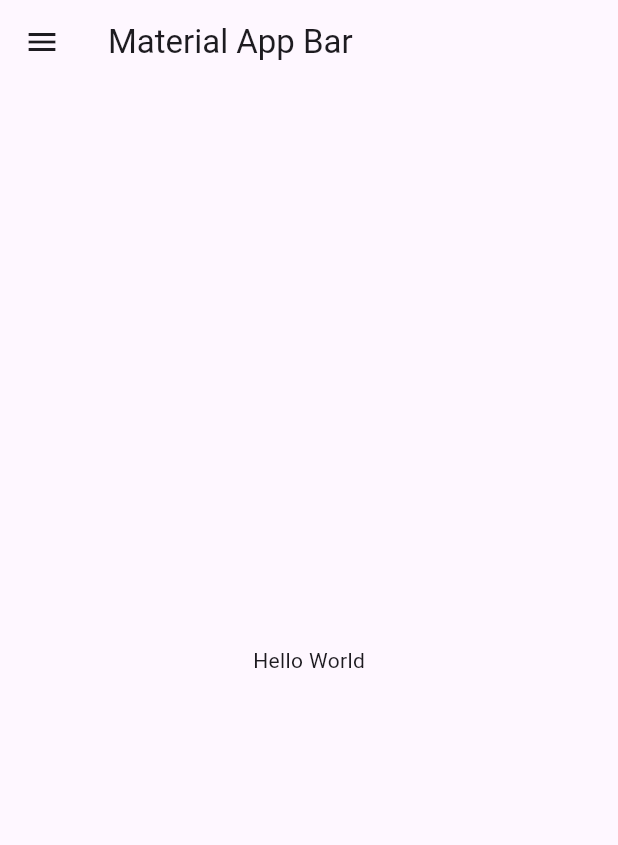
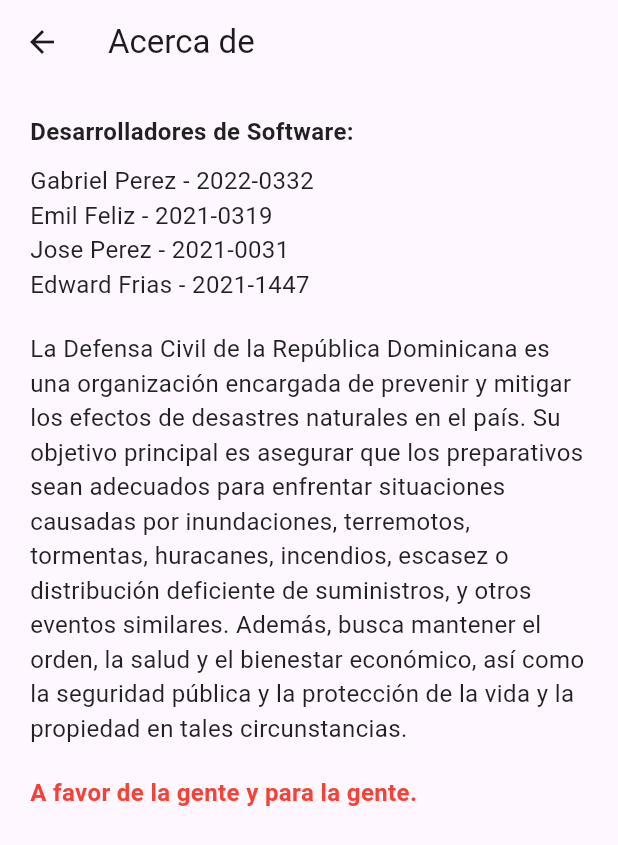
Before and after one commit to theboxPE/defensa_civil, a Flutter app: the Navbar widget shown alone on an empty page, opened directly, after a tap on "Acerca De", on a phone screen of 412 x 824 dp. Shown: the top 845 px of the screen. Run offline on Flutter 3.47's test engine with Material 3 defaults, Android fonts, the phone set to English and light mode, and no system bars; our stand-ins replace fluttertoast, shared_preferences; accounts and stored records are empty.

Commit message:
acerca de, hecho por edward

```diff
--- /dev/null
+++ b/lib/acerca_de.dart
@@ -0,0 +1,41 @@
+import 'package:flutter/material.dart';
+
+class AboutPage extends StatelessWidget {
+  const AboutPage({super.key});
+
+  @override
+  Widget build(BuildContext context) {
+    return Scaffold(
+      appBar: AppBar(
+        title: const Text('Acerca de'),
+      ),
+      body: const SingleChildScrollView(
+        padding: EdgeInsets.all(20.0),
+        child: Column(
+          crossAxisAlignment: CrossAxisAlignment.start,
+          children: [
+            Text(
+              'Desarrolladores de Software:',
+              style: TextStyle(fontSize: 16.0, fontWeight: FontWeight.bold, color: Colors.black87),
+            ),
+            SizedBox(height: 10.0),
+            Text(
+              'Gabriel Perez - 2022-0332\nEmil Feliz - 2021-0319\nJose Perez - 2021-0031\nEdward Frias - 2021-1447',
+              style: TextStyle(fontSize: 16.0, color: Colors.black87),
+            ),
+            SizedBox(height: 20.0),
+            Text(
+              'La Defensa Civil de la República Dominicana es una organización encargada de prevenir y mitigar los efectos de desastres naturales en el país. Su objetivo principal es asegurar que los preparativos sean adecuados para enfrentar situaciones causadas por inundaciones, terremotos, tormentas, huracanes, incendios, escasez o distribución deficiente de suministros, y otros eventos similares. Además, busca mantener el orden, la salud y el bienestar económico, así como la seguridad pública y la protección de la vida y la propiedad en tales circunstancias.',
+              style: TextStyle(fontSize: 16.0, color: Colors.black87),
+            ),
+            SizedBox(height: 20.0),
+            Text(
+              'A favor de la gente y para la gente.',
+              style: TextStyle(fontSize: 16.0, fontWeight: FontWeight.bold, color: Colors.red),
+            ),
+          ],
+        ),
+      ),
+    );
+  }
+}
--- a/lib/login.dart
+++ b/lib/login.dart
@@ -5,7 +5,7 @@
 import 'package:defensa_civil/token.dart';
 import 'package:flutter/material.dart';
 import 'package:http/http.dart' as http;
-import 'post_login/noticias_login.dart';
+
 
 class LoginPage extends StatefulWidget {
   const LoginPage({super.key});
--- a/lib/navbar.dart
+++ b/lib/navbar.dart
@@ -3,9 +3,11 @@
 import 'package:defensa_civil/miembros.dart';
 import 'package:defensa_civil/medidas_preventivas.dart';
 import 'package:defensa_civil/servicios.dart';
+import 'package:defensa_civil/acerca_de.dart';
+import 'package:defensa_civil/videos.dart';
 import 'package:defensa_civil/historia.dart';
 import 'package:defensa_civil/voluntario.dart';
-import 'package:flutter/material.dart' show BuildContext, Colors, Column, Divider, Drawer, EdgeInsets, Icon, Icons, ListTile, MaterialPageRoute, Navigator, Padding, SizedBox, StatelessWidget, Text, TextStyle, Widget;
+import 'package:flutter/material.dart' show BuildContext, Colors, Column, Divider, Drawer, EdgeInsets, Icon, Icons, ListTile, MaterialPageRoute, Navigator, Padding, StatelessWidget, Text, Widget;
 
 
 class Navbar extends StatelessWidget {
@@ -114,7 +116,7 @@
               title: const Text('Acerca De'),
               onTap: () {
                 Navigator.of(context).push(MaterialPageRoute(
-                  builder: (context) => const MyApp(),
+                  builder: (context) => const AboutPage(),
                 ));
               },
             ),
```
